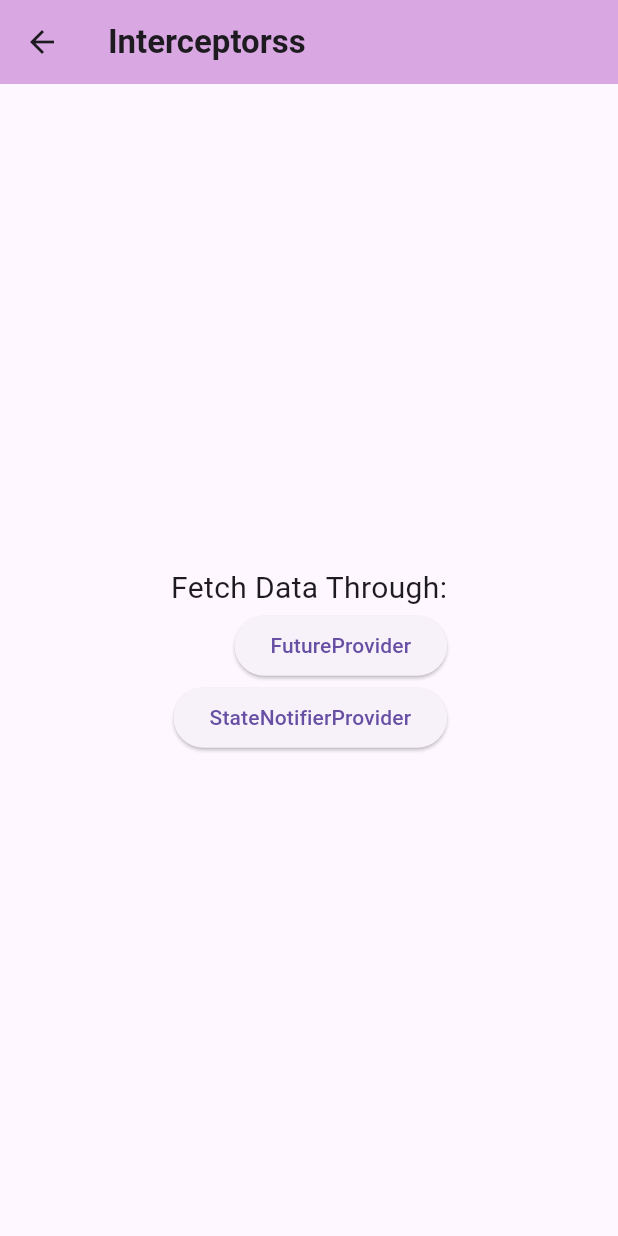
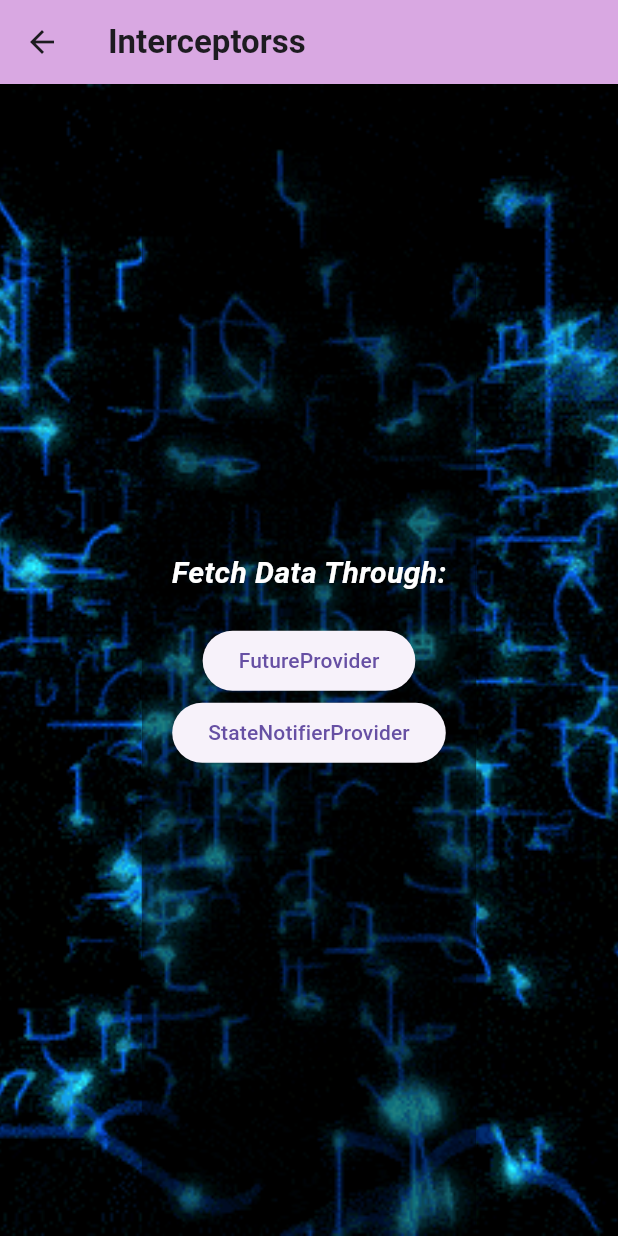
Before and after one commit to kavir/interceptorExample, a Flutter app: the screen it shows after launch, on a phone screen of 412 x 824 dp. Run offline on Flutter 3.47's test engine with Material 3 defaults, Android fonts, the phone set to English and light mode, and no system bars; our stand-ins replace dio, flutter_riverpod, freezed_annotation; Roboto replaces fonts that are missing (San Serif).

Commit message:
second day push

```diff
--- a/lib/pages/homepage.dart
+++ b/lib/pages/homepage.dart
@@ -21,15 +21,33 @@ class _homePageState extends State<homePage> {
         backgroundColor: Color.fromARGB(255, 217, 168, 226),
         leading: IconButton(onPressed: () {}, icon: Icon(Icons.arrow_back)),
       ),
-      body: Center(
+      body: Container(
+        decoration: BoxDecoration(
+          image: DecorationImage(
+            image: AssetImage("assets/QWc9.gif"),
+            fit: BoxFit.cover,
+          ),
+        ),
+        child: Center(
           child: Container(
+            padding: EdgeInsets.all(20.0),
+            color: Colors.black.withOpacity(0.5),
             child: Column(
-            crossAxisAlignment: CrossAxisAlignment.end,
+              crossAxisAlignment: CrossAxisAlignment.center,
               mainAxisAlignment: MainAxisAlignment.center,
               children: <Widget>[
                 Text(
                   "Fetch Data Through:",
-                style: TextStyle(fontSize: 20),
+                  style: TextStyle(
+                    fontSize: 20,
+                    fontFamily: 'San Serif',
+                    fontStyle: FontStyle.italic,
+                    fontWeight: FontWeight.bold,
+                    color: Colors.white,
+                  ),
+                ),
+                SizedBox(
+                  height: 20,
                 ),
                 ElevatedButton(
                   onPressed: () {
@@ -54,6 +72,7 @@ class _homePageState extends State<homePage> {
             ),
           ),
         ),
+      ),
     );
   }
 }
--- a/lib/pages/logic/futurelogic.dart
+++ b/lib/pages/logic/futurelogic.dart
@@ -3,7 +3,7 @@ import 'package:interceptorexample/dio/dio.dart';
 import 'package:interceptorexample/model/userDataModel.dart';
 
 final futureDataProvider = FutureProvider<Data>((ref) async {
-  final dio = ref.watch(dioProvider);
+  final dio = ref.read(dioProvider);
   final response = await dio.get('/posts');
   if (response.statusCode == 200) {
     return Data.fromJson(response.data);
--- a/pubspec.yaml
+++ b/pubspec.yaml
@@ -69,8 +69,9 @@ flutter:
   uses-material-design: true
 
   # To add assets to your application, add an assets section, like this:
-  # assets:
-  #   - images/a_dot_burr.jpeg
+  assets:
+    - assets/data.jpg
+    - assets/QWc9.gif
   #   - images/a_dot_ham.jpeg
 
   # An image asset can refer to one or more resolution-specific "variants", see
```
Also changed, not shown: lib/State/appstate.dart (added, +14 -0 lines), lib/pages/future.dart (+22 -4 lines), lib/pages/logic/statellogic.dart (+16 -16 lines), lib/pages/state.dart (+81 -45 lines), assets/QWc9.gif (added), assets/data.jpg (added), lib/State/appstate.freezed.dart (added). Lines whose indentation alone changed are shown as unchanged.
